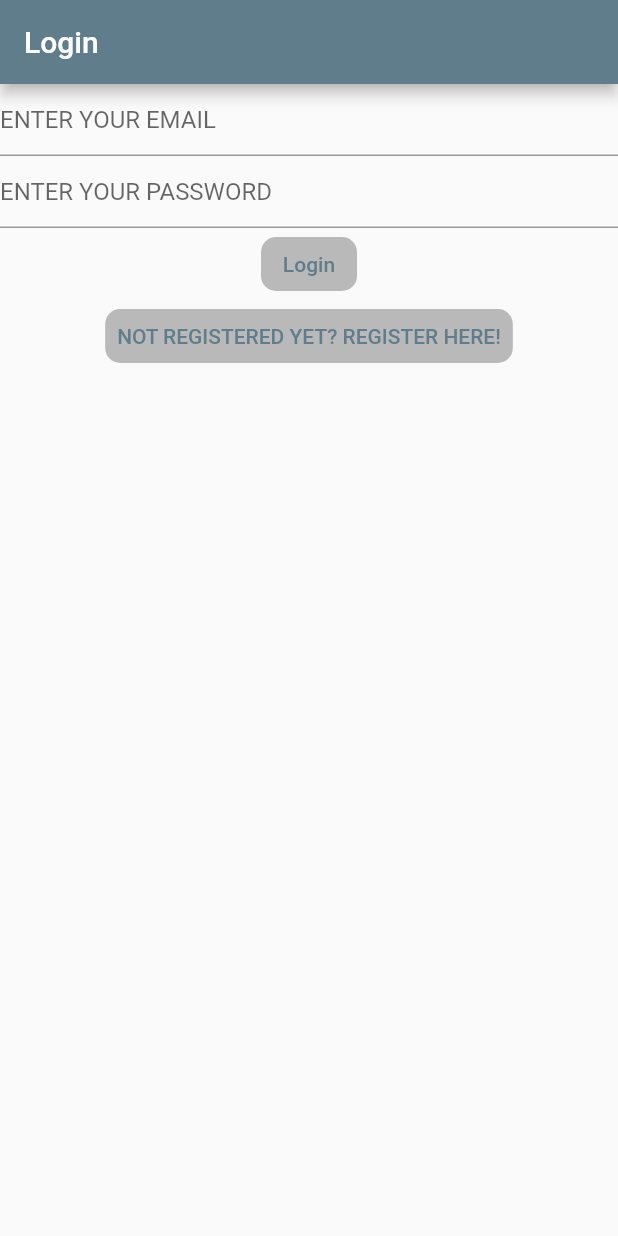
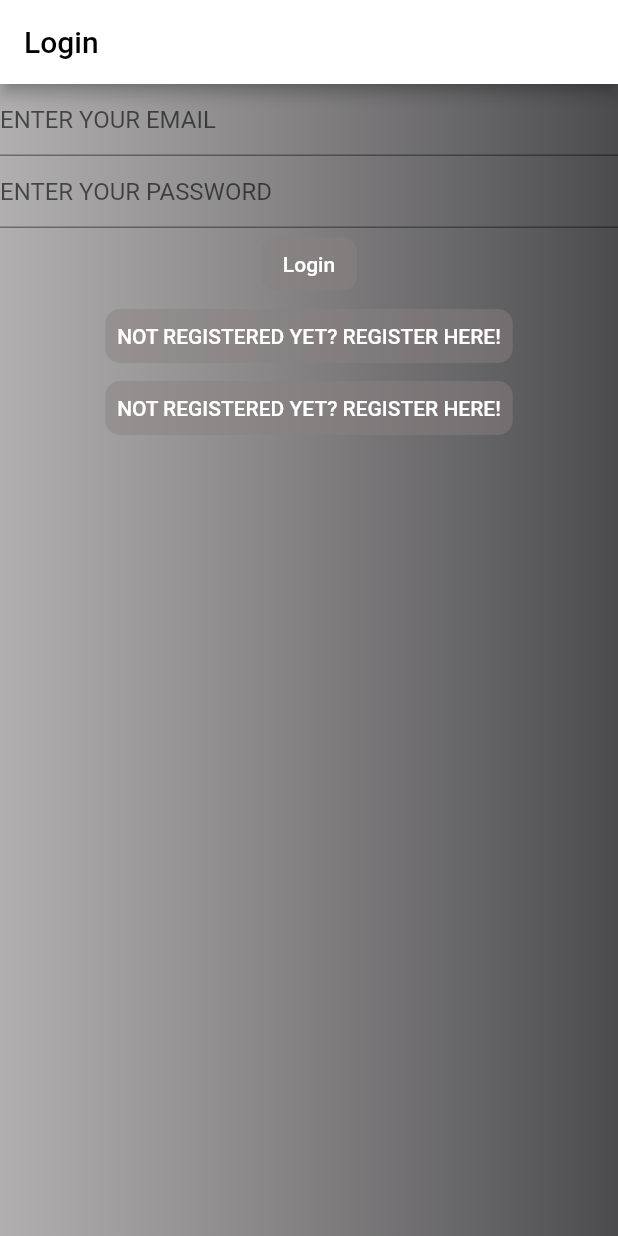
Before and after one commit to adeyemiiiii7/login_authentication, a Flutter app: the screen it shows after launch, on a phone screen of 412 x 824 dp. Run offline on Flutter 3.47's test engine with Material 2 defaults, Android fonts, the phone set to English and light mode, and no system bars; our stand-ins replace firebase_auth, firebase_core; accounts and stored records are empty.

Commit message:
modified:   .dart_tool/flutter_build/8efa44278102c2f22b01197f3b4f2157/.filecache 	modified:   .dart_tool/flutter_build/8efa44278102c2f22b01197f3b4f2157/app.dill 	modified:   .dart_tool/flutter_build/8efa44278102c2f22b01197f3b4f2157/kernel_snapshot.d 	modified:   .dart_tool/flutter_build/8efa44278102c2f22b01197f3b4f2157/kernel_snapshot.stamp 	modified:   .flutter-plugins-dependencies 	modified:   build/app/intermediates/assets/debug/flutter_assets/kernel_blob.bin 	modified:   build/app/intermediates/compressed_assets/debug/out/assets/flutter_assets/kernel_blob.bin.jar 	modified:   build/app/intermediates/flutter/debug/flutter_assets/kernel_blob.bin 	modified:   build/app/intermediates/flutter/debug/flutter_build.d 	modified:   build/app/intermediates/incremental/packageDebug/tmp/debug/dex-renamer-state.txt 	modified:   build/app/outputs/apk/debug/app-debug.apk 	modified:   build/app/outputs/flutter-apk/app-debug.apk 	modified:   build/app/outputs/flutter-apk/app-debug.apk.sha1 	modified:   build/c075001b96339384a97db4862b8ab8db.cache.dill.track.dill 	modified:   lib/main.dart 	modified:   lib/pages/login_view.dart

```diff
--- a/lib/main.dart
+++ b/lib/main.dart
@@ -8,6 +8,7 @@ import 'package:login_auth/pages/register_view.dart';
 import 'package:login_auth/pages/verify_email_view.dart';
 
 import 'firebase_options.dart';
+import 'dart:developer' as devtools show log;
 
 // Main function to start the app
 void main() {
@@ -26,7 +27,21 @@ class MyApp extends StatelessWidget {
       debugShowCheckedModeBanner: false,
       title: 'Flutter Demo',
       theme: ThemeData(
-        primarySwatch: Colors.blueGrey,
+        primarySwatch: MaterialColor(
+          0xFFFFFFFF,
+          <int, Color>{
+            50: Color.fromARGB(179, 145, 141, 141),
+            100: Color.fromARGB(179, 165, 157, 157),
+            200: Color.fromARGB(179, 159, 153, 153),
+            300: Color.fromARGB(179, 180, 176, 176),
+            400: Color.fromARGB(179, 104, 103, 103),
+            500: Color.fromARGB(179, 107, 106, 106),
+            600: Color.fromARGB(179, 84, 82, 82),
+            700: Color.fromARGB(179, 86, 85, 85),
+            800: Color.fromARGB(179, 106, 104, 104),
+            900: Color.fromARGB(179, 90, 88, 88),
+          },
+        ),
       ),
       home: HomePage(),
       //creatiing routes for linking the pages
@@ -87,7 +102,9 @@ class _NotesViewState extends State<NotesView> {
         title: const Text('Main UI'),
         actions: [
           PopupMenuButton<MenuAction>(
-            onSelected: (value) {},
+            onSelected: (value) {
+              print('value');
+            },
             itemBuilder: (context) {
               return [
                 PopupMenuItem<MenuAction>(
--- a/lib/pages/login_view.dart
+++ b/lib/pages/login_view.dart
@@ -15,6 +15,7 @@ class _LoginViewState extends State<LoginView> {
   late final TextEditingController _password;
 
   // Set up the TextEditingController objects in initState()
+  @override
   void initState() {
     _email = TextEditingController();
     _password = TextEditingController();
@@ -34,7 +35,18 @@ class _LoginViewState extends State<LoginView> {
     // Scaffold widget provides a basic structure for the app view
     return Scaffold(
         appBar: AppBar(title: const Text('Login')),
-      body: Column(
+        body: Container(
+          decoration: const BoxDecoration(
+            gradient: LinearGradient(
+              colors: [
+                Color.fromARGB(130, 106, 103, 103),
+                Color.fromARGB(255, 75, 74, 77),
+              ],
+              begin: Alignment.topLeft,
+              end: Alignment.topRight,
+            ),
+          ),
+          child: Column(
             children: [
               // Set up a text field for email input
               TextField(
@@ -72,7 +84,8 @@ class _LoginViewState extends State<LoginView> {
                     print(userCredential);
                   } catch (e) {
                     // If an exception occurs, check if it is a FirebaseAuthException and handle the error accordingly
-                if (e is FirebaseAuthException && e.code == 'user-not-found') {
+                    if (e is FirebaseAuthException &&
+                        e.code == 'user-not-found') {
                       print('User not found');
                     } else if (e is FirebaseAuthException &&
                         e.code == 'wrong-password') {
@@ -86,8 +99,7 @@ class _LoginViewState extends State<LoginView> {
                     shape: RoundedRectangleBorder(
                       borderRadius: BorderRadius.circular(10),
                     ),
-              backgroundColor: Colors.black26,
-            ),
+                    backgroundColor: Color.fromARGB(119, 138, 128, 128)),
               ),
               /*creating a text button that will link
             link the register view to the login view */
@@ -101,11 +113,24 @@ class _LoginViewState extends State<LoginView> {
                     shape: RoundedRectangleBorder(
                       borderRadius: BorderRadius.circular(10),
                     ),
-              backgroundColor: Colors.black26,
+                    backgroundColor: Color.fromARGB(119, 138, 128, 128)),
               ),
+              /*creating a text button that will link
+            link the register view to the login view */
+              TextButton(
+                onPressed: () {
+                  Navigator.of(context)
+                      .pushNamedAndRemoveUntil('/register/', (route) => false);
+                },
+                child: Text('NOT REGISTERED YET? REGISTER HERE!'),
+                style: TextButton.styleFrom(
+                    shape: RoundedRectangleBorder(
+                      borderRadius: BorderRadius.circular(10),
+                    ),
+                    backgroundColor: Color.fromARGB(119, 138, 128, 128)),
               ),
             ],
           ),
-    );
+        ));
   }
 }
```
Also changed, not shown: 4 other files. Lines whose indentation alone changed are shown as unchanged.
